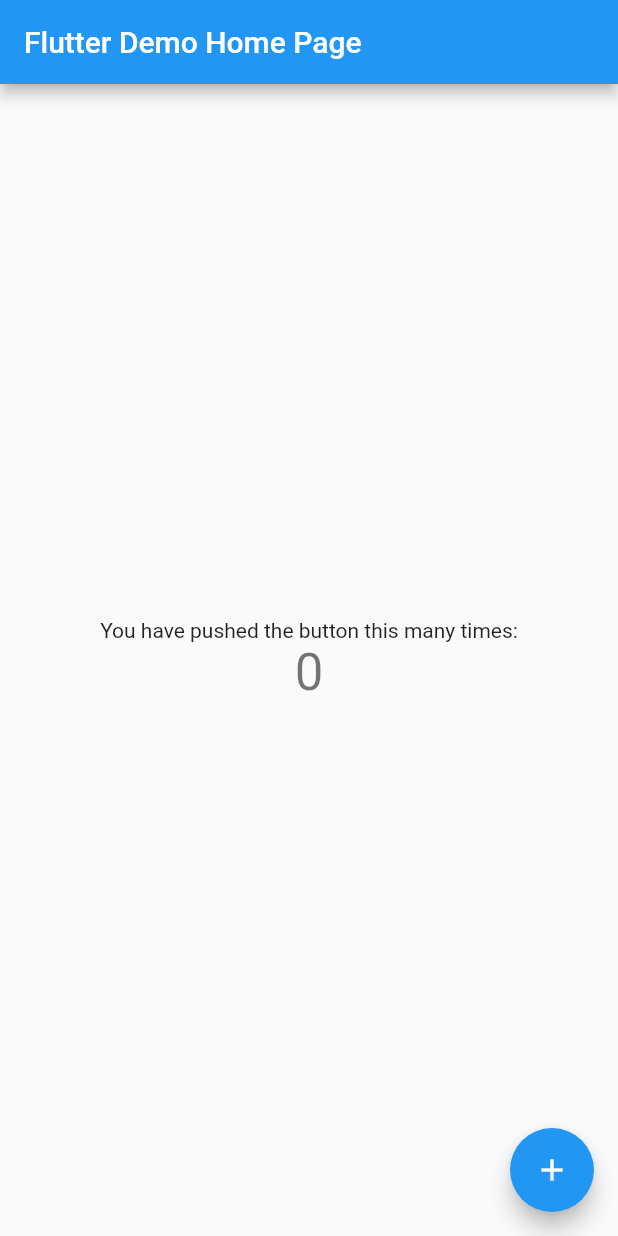
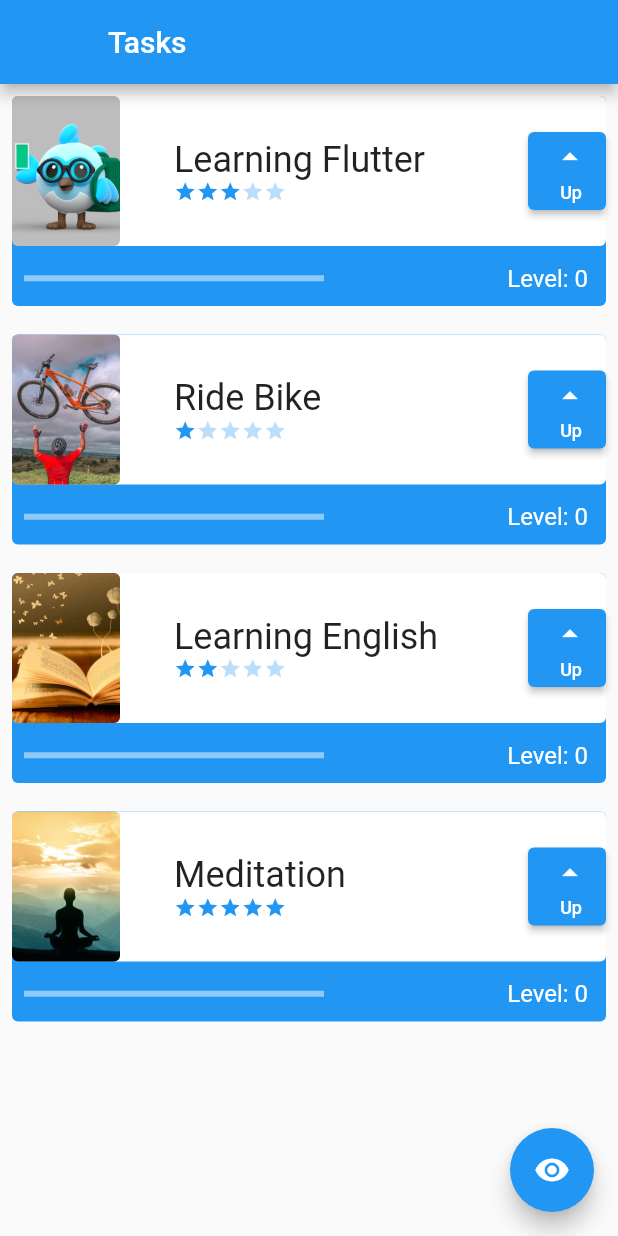
Before and after one commit to BrunaMello/alura_fluter_controller_navigation_and_states, a Flutter app: the screen it shows after launch, on a phone screen of 412 x 824 dp. Run offline on Flutter 3.47's test engine with Material 2 defaults, Android fonts, the phone set to English and light mode, and no system bars.

Commit message:
Importing previous project.

```diff
--- /dev/null
+++ b/lib/components/difficulty.dart
@@ -0,0 +1,43 @@
+import 'package:flutter/material.dart';
+
+class Difficulty extends StatelessWidget {
+  final int difficultyLevel;
+
+  const Difficulty({
+    required this.difficultyLevel,
+    Key? key,
+  }) : super(key: key);
+
+  @override
+  Widget build(BuildContext context) {
+    return Row(
+      children: [
+        Icon(
+          Icons.star,
+          size: 15,
+          color: (difficultyLevel >= 1) ? Colors.blue : Colors.blue[100],
+        ),
+        Icon(
+          Icons.star,
+          size: 15,
+          color: (difficultyLevel >= 2) ? Colors.blue : Colors.blue[100],
+        ),
+        Icon(
+          Icons.star,
+          size: 15,
+          color: (difficultyLevel >= 3) ? Colors.blue : Colors.blue[100],
+        ),
+        Icon(
+          Icons.star,
+          size: 15,
+          color: (difficultyLevel >= 4) ? Colors.blue : Colors.blue[100],
+        ),
+        Icon(
+          Icons.star,
+          size: 15,
+          color: (difficultyLevel >= 5) ? Colors.blue : Colors.blue[100],
+        ),
+      ],
+    );
+  }
+}
--- /dev/null
+++ b/lib/components/task.dart
@@ -0,0 +1,130 @@
+import 'package:flutter/material.dart';
+
+import 'difficulty.dart';
+
+class Task extends StatefulWidget {
+  final String taskName;
+  final String photo;
+  final int difficulty;
+
+  const Task(this.taskName, this.photo, this.difficulty, {Key? key})
+      : super(key: key);
+
+  @override
+  State<Task> createState() => _TaskState();
+}
+
+class _TaskState extends State<Task> {
+  int level = 0;
+
+  @override
+  Widget build(BuildContext context) {
+    return Padding(
+      padding: const EdgeInsets.all(8.0),
+      child: Stack(children: [
+        Container(
+          decoration: BoxDecoration(
+            borderRadius: BorderRadius.circular(4),
+            color: Colors.blue,
+          ),
+          height: 140,
+        ),
+        Column(
+          children: [
+            Container(
+              decoration: BoxDecoration(
+                borderRadius: BorderRadius.circular(4),
+                color: Colors.white,
+              ),
+              height: 100,
+              child: Row(
+                mainAxisAlignment: MainAxisAlignment.spaceBetween,
+                children: [
+                  Container(
+                    decoration: BoxDecoration(
+                      borderRadius: BorderRadius.circular(4),
+                      color: Colors.black26,
+                    ),
+                    width: 72,
+                    height: 100,
+                    child: ClipRRect(
+                      borderRadius: BorderRadius.circular(4),
+                      child: Image.asset(
+                        widget.photo,
+                        errorBuilder: (BuildContext context, Object exception,
+                            StackTrace? stackTrace) {
+                          return const Text('😢');
+                        },
+                        fit: BoxFit.cover,
+                      ),
+                    ),
+                  ),
+                  Column(
+                    mainAxisAlignment: MainAxisAlignment.center,
+                    crossAxisAlignment: CrossAxisAlignment.start,
+                    children: [
+                      SizedBox(
+                        width: 200,
+                        child: Text(
+                          widget.taskName,
+                          style: const TextStyle(
+                            fontSize: 24,
+                            overflow: TextOverflow.ellipsis,
+                          ),
+                        ),
+                      ),
+                      Difficulty(difficultyLevel: widget.difficulty,),
+                    ],
+                  ),
+                  SizedBox(
+                    height: 52,
+                    width: 52,
+                    child: ElevatedButton(
+                      onPressed: () {
+                        setState(() {
+                          level++;
+                        });
+                      },
+                      child: Column(
+                        mainAxisAlignment: MainAxisAlignment.spaceEvenly,
+                        crossAxisAlignment: CrossAxisAlignment.end,
+                        children: const [
+                          Icon(Icons.arrow_drop_up),
+                          Text('Up', style: TextStyle(fontSize: 12)),
+                        ],
+                      ),
+                    ),
+                  )
+                ],
+              ),
+            ),
+            Row(
+              mainAxisAlignment: MainAxisAlignment.spaceBetween,
+              children: [
+                Padding(
+                  padding: const EdgeInsets.all(8),
+                  child: SizedBox(
+                    width: 200,
+                    child: LinearProgressIndicator(
+                      color: (level == (widget.difficulty * 10)) ? Colors.green : Colors.blue,
+                      value: (widget.difficulty > 0)
+                          ? (level / widget.difficulty) / 10
+                          : 1,
+                    ),
+                  ),
+                ),
+                Padding(
+                  padding: const EdgeInsets.all(12),
+                  child: Text(
+                    'Level: $level',
+                    style: const TextStyle(color: Colors.white, fontSize: 16),
+                  ),
+                ),
+              ],
+            ),
+          ],
+        ),
+      ]),
+    );
+  }
+}
--- a/lib/main.dart
+++ b/lib/main.dart
@@ -1,4 +1,5 @@
 import 'package:flutter/material.dart';
+import 'screens/initial_screen.dart';
 
 void main() {
   runApp(const MyApp());
@@ -7,109 +8,13 @@ void main() {
 class MyApp extends StatelessWidget {
   const MyApp({super.key});
 
-  // This widget is the root of your application.
   @override
   Widget build(BuildContext context) {
     return MaterialApp(
-      title: 'Flutter Demo',
-      theme: ThemeData(
-        // This is the theme of your application.
-        //
-        // Try running your application with "flutter run". You'll see the
-        // application has a blue toolbar. Then, without quitting the app, try
-        // changing the primarySwatch below to Colors.green and then invoke
-        // "hot reload" (press "r" in the console where you ran "flutter run",
-        // or simply save your changes to "hot reload" in a Flutter IDE).
-        // Notice that the counter didn't reset back to zero; the application
-        // is not restarted.
-        primarySwatch: Colors.blue,
-      ),
-      home: const MyHomePage(title: 'Flutter Demo Home Page'),
-    );
+        title: 'Flutter Demo',
+        theme: ThemeData(
+          primarySwatch: Colors.blue,
+        ),
+        home: const InitialScreen());
   }
 }
-
-class MyHomePage extends StatefulWidget {
-  const MyHomePage({super.key, required this.title});
-
-  // This widget is the home page of your application. It is stateful, meaning
-  // that it has a State object (defined below) that contains fields that affect
-  // how it looks.
-
-  // This class is the configuration for the state. It holds the values (in this
-  // case the title) provided by the parent (in this case the App widget) and
-  // used by the build method of the State. Fields in a Widget subclass are
-  // always marked "final".
-
-  final String title;
-
-  @override
-  State<MyHomePage> createState() => _MyHomePageState();
-}
-
-class _MyHomePageState extends State<MyHomePage> {
-  int _counter = 0;
-
-  void _incrementCounter() {
-    setState(() {
-      // This call to setState tells the Flutter framework that something has
-      // changed in this State, which causes it to rerun the build method below
-      // so that the display can reflect the updated values. If we changed
-      // _counter without calling setState(), then the build method would not be
-      // called again, and so nothing would appear to happen.
-      _counter++;
-    });
-  }
-
-  @override
-  Widget build(BuildContext context) {
-    // This method is rerun every time setState is called, for instance as done
-    // by the _incrementCounter method above.
-    //
-    // The Flutter framework has been optimized to make rerunning build methods
-    // fast, so that you can just rebuild anything that needs updating rather
-    // than having to individually change instances of widgets.
-    return Scaffold(
-      appBar: AppBar(
-        // Here we take the value from the MyHomePage object that was created by
-        // the App.build method, and use it to set our appbar title.
-        title: Text(widget.title),
-      ),
-      body: Center(
-        // Center is a layout widget. It takes a single child and positions it
-        // in the middle of the parent.
-        child: Column(
-          // Column is also a layout widget. It takes a list of children and
-          // arranges them vertically. By default, it sizes itself to fit its
-          // children horizontally, and tries to be as tall as its parent.
-          //
-          // Invoke "debug painting" (press "p" in the console, choose the
-          // "Toggle Debug Paint" action from the Flutter Inspector in Android
-          // Studio, or the "Toggle Debug Paint" command in Visual Studio Code)
-          // to see the wireframe for each widget.
-          //
-          // Column has various properties to control how it sizes itself and
-          // how it positions its children. Here we use mainAxisAlignment to
-          // center the children vertically; the main axis here is the vertical
-          // axis because Columns are vertical (the cross axis would be
-          // horizontal).
-          mainAxisAlignment: MainAxisAlignment.center,
-          children: <Widget>[
-            const Text(
-              'You have pushed the button this many times:',
-            ),
-            Text(
-              '$_counter',
-              style: Theme.of(context).textTheme.headline4,
-            ),
-          ],
-        ),
-      ),
-      floatingActionButton: FloatingActionButton(
-        onPressed: _incrementCounter,
-        tooltip: 'Increment',
-        child: const Icon(Icons.add),
-      ), // This trailing comma makes auto-formatting nicer for build methods.
-    );
-  }
-}
--- /dev/null
+++ b/lib/screens/initial_screen.dart
@@ -0,0 +1,42 @@
+import 'package:flutter/material.dart';
+
+import '../components/task.dart';
+
+class InitialScreen extends StatefulWidget {
+  const InitialScreen({Key? key}) : super(key: key);
+
+  @override
+  State<InitialScreen> createState() => _InitialScreenState();
+}
+
+class _InitialScreenState extends State<InitialScreen> {
+
+  bool opacity = true;
+
+  @override
+  Widget build(BuildContext context) {
+    return Scaffold(
+      appBar: AppBar(leading: Container(), title: const Text("Tasks")),
+      body: AnimatedOpacity(
+        opacity: opacity ? 1 : 0,
+        duration: const Duration(milliseconds: 1000),
+        child: ListView(
+          children: const [
+            Task('Learning Flutter', 'assets/images/flutter.png', 3),
+            Task('Ride Bike', 'assets/images/bike.webp', 1),
+            Task('Learning English', 'assets/images/book.jpeg', 2),
+            Task('Meditation', 'assets/images/meditation.jpeg', 5),
+            SizedBox(height: 80),
+          ],
+        ),
+      ),
+      floatingActionButton: FloatingActionButton(
+        onPressed: () { setState(() {
+          opacity =! opacity;
+        });
+          },
+        child: const Icon(Icons.remove_red_eye),
+      ),
+    );
+  }
+}
--- /dev/null
+++ b/lib/screens/my_first_screen.dart
@@ -0,0 +1,57 @@
+import 'package:flutter/material.dart';
+
+class MyFirstWidget extends StatelessWidget {
+  const MyFirstWidget({Key? key}) : super(key: key);
+
+  @override
+  Widget build(BuildContext context) {
+    return Container(
+      color: Colors.white,
+      child: Column(
+        mainAxisAlignment: MainAxisAlignment.spaceEvenly,
+        crossAxisAlignment: CrossAxisAlignment.center,
+        children: [
+          Stack(
+            alignment: AlignmentDirectional.center,
+            children: [
+              Container(color: Colors.red, width: 100, height: 100),
+              Container(color: Colors.blue, width: 50, height: 50),
+            ],
+          ),
+          Stack(
+            alignment: AlignmentDirectional.center,
+            children: [
+              Container(color: Colors.blue, width: 100, height: 100),
+              Container(color: Colors.red, width: 50, height: 50),
+            ],
+          ),
+          Row(
+            mainAxisAlignment: MainAxisAlignment.spaceEvenly,
+            crossAxisAlignment: CrossAxisAlignment.center,
+            children: [
+              Container(color: Colors.cyan, width: 50, height: 50),
+              Container(color: Colors.pinkAccent, width: 50, height: 50),
+              Container(color: Colors.purple, width: 50, height: 50),
+            ],
+          ),
+          Container(
+            color: Colors.amber,
+            height: 30,
+            width: 300,
+            child: const Text('Ola Mundo',
+                style: TextStyle(
+                  color: Colors.black,
+                  fontSize: 28,
+                ),
+                textAlign: TextAlign.center),
+          ),
+          ElevatedButton(
+              onPressed: () {
+                print('Botao');
+              },
+              child: Text('Press the button')),
+        ],
+      ),
+    );
+  }
+}
--- a/pubspec.yaml
+++ b/pubspec.yaml
@@ -32,6 +32,7 @@ dependencies:
   flutter:
     sdk: flutter
 
+  http: ^0.13.5
 
   # The following adds the Cupertino Icons font to your application.
   # Use with the CupertinoIcons class for iOS style icons.
@@ -63,6 +64,8 @@ flutter:
   # assets:
   #   - images/a_dot_burr.jpeg
   #   - images/a_dot_ham.jpeg
+  assets:
+    - assets/images/
 
   # An image asset can refer to one or more resolution-specific "variants", see
   # https://flutter.dev/assets-and-images/#resolution-aware
```
Also changed, not shown: assets/images/bike.webp (added), assets/images/book.jpeg (added), assets/images/flutter.png (added), assets/images/meditation.jpeg (added), pubspec.lock.
